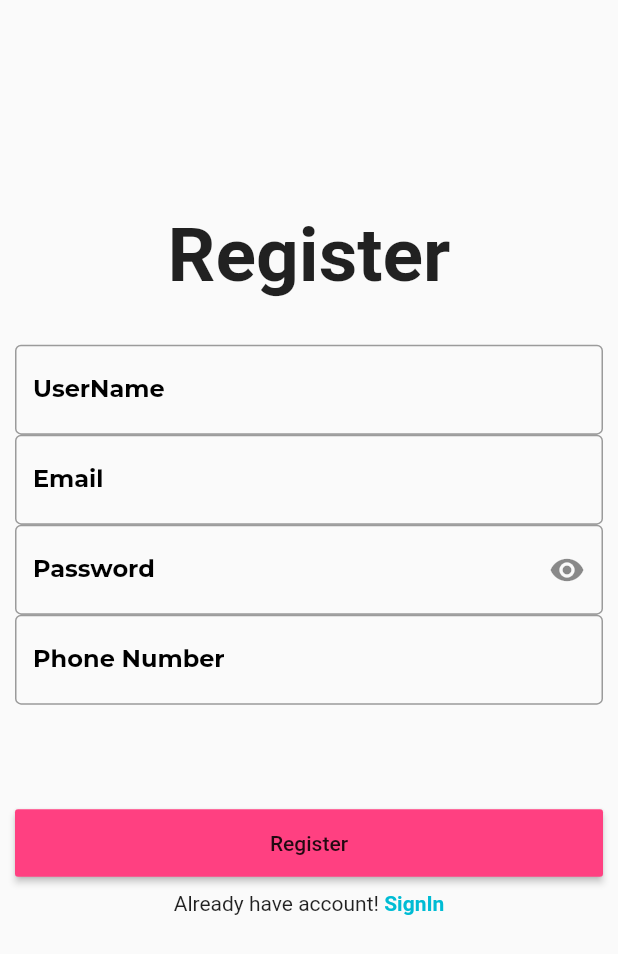
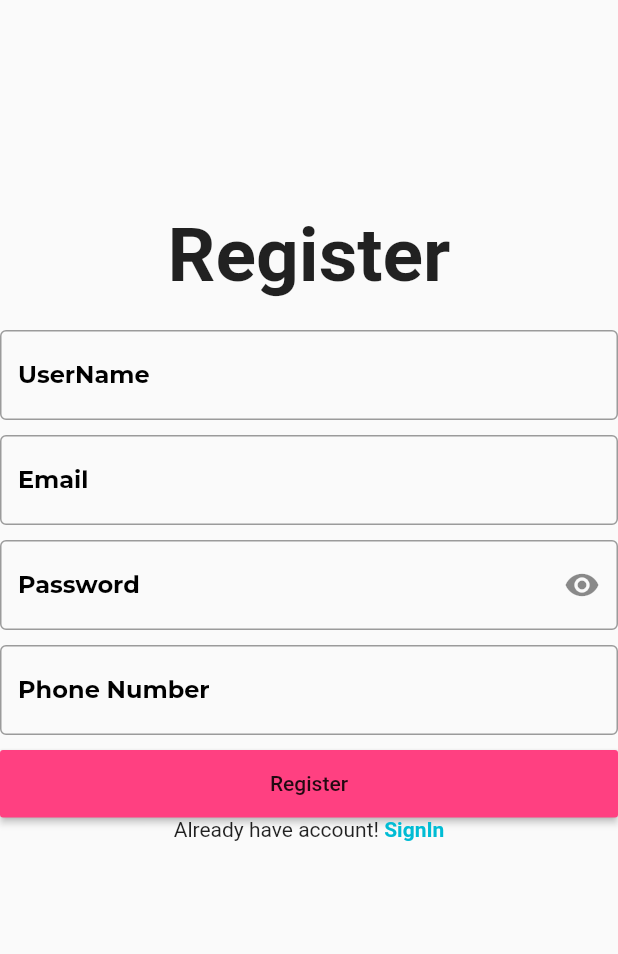
Before and after one commit to Pritom-Chaki/E_Commerce, a Flutter app: the SignUp screen opened directly, on a phone screen of 412 x 824 dp. Shown: the top 954 px of the screen. Run offline on Flutter 3.47's test engine with Material 2 defaults, Android fonts, the phone set to English and light mode, and no system bars; our stand-ins replace carousel_pro, cloud_firestore, firebase_auth, google_fonts; accounts and stored records are empty; network calls fail.

```diff
--- a/e_commerce_app/lib/screens/details_screen.dart
+++ b/e_commerce_app/lib/screens/details_screen.dart
@@ -51,7 +51,7 @@ class _DetailScreenState extends State<DetailScreen> {
                 // color: Colors.red,
                 image: DecorationImage(
                   fit: BoxFit.fill,
-                  image: AssetImage("assets/images/${widget.productImage}"),
+                  image: NetworkImage(widget.productImage),
                 ),
               ),
             ),
--- a/e_commerce_app/lib/screens/signup.dart
+++ b/e_commerce_app/lib/screens/signup.dart
@@ -43,11 +43,34 @@ void validation() async {
 }
 
 class _SignUpState extends State<SignUp> {
-  Widget _buildAllTextFormField() {
-    return Container(
-      height: 300,
+  @override
+  Widget build(BuildContext context) {
+    return Scaffold(
+      key: _scaffoldKey,
+      resizeToAvoidBottomInset: true,
+      body: Form(
+        key: _formKey,
+        child: Container(
           child: Column(
             children: <Widget>[
+              Container(
+                height: 200,
+                width: double.infinity,
+                // color: Colors.blue,
+                child: Column(
+                  mainAxisAlignment: MainAxisAlignment.end,
+                  children: <Widget>[
+                    Text(
+                      "Register",
+                      style:
+                          TextStyle(fontSize: 50, fontWeight: FontWeight.bold),
+                    ),
+                  ],
+                ),
+              ),
+              SizedBox(
+                height: 20,
+              ),
               NormalTextFormField(
                 hintText: "UserName",
                 obserText: false,
@@ -60,6 +83,7 @@ class _SignUpState extends State<SignUp> {
                   return "";
                 },
               ),
+              SizedBox(height: 10),
               NormalTextFormField(
                 hintText: "Email",
                 onChanged: (value) {
@@ -77,6 +101,7 @@ class _SignUpState extends State<SignUp> {
                   return "";
                 },
               ),
+              SizedBox(height: 10),
               PasswordTextField(
                 hintText: "Password",
                 onChanged: (value) {
@@ -99,6 +124,7 @@ class _SignUpState extends State<SignUp> {
                   return "";
                 },
               ),
+              SizedBox(height: 10),
               NormalTextFormField(
                 hintText: "Phone Number",
                 obserText: false,
@@ -111,20 +137,9 @@ class _SignUpState extends State<SignUp> {
                   return "";
                 },
               ),
-        ],
-      ),
-    );
-  }
-
-  Widget _buildBottomPart() {
-    return Container(
-      height: 400,
-      margin: EdgeInsets.symmetric(horizontal: 10),
-      width: double.infinity,
-      child: Column(
-        mainAxisAlignment: MainAxisAlignment.spaceEvenly,
-        children: <Widget>[
-          _buildAllTextFormField(),
+              //  _buildAllTextFormField(),
+              //_buildBottomPart(context),
+              SizedBox(height: 10),
               MyButton(
                   btnName: "Register",
                   onPressed: validation,
@@ -139,44 +154,6 @@ class _SignUpState extends State<SignUp> {
               ),
             ],
           ),
-    );
-  }
-
-  @override
-  Widget build(BuildContext context) {
-    return Scaffold(
-      key: _scaffoldKey,
-      resizeToAvoidBottomInset: true,
-      body: SingleChildScrollView(
-        child: SafeArea(
-          child: Form(
-            key: _formKey,
-            child: Container(
-              child: Column(
-                children: <Widget>[
-                  Container(
-                    height: 200,
-                    width: double.infinity,
-                    // color: Colors.blue,
-                    child: Column(
-                      mainAxisAlignment: MainAxisAlignment.end,
-                      children: <Widget>[
-                        Text(
-                          "Register",
-                          style: TextStyle(
-                              fontSize: 50, fontWeight: FontWeight.bold),
-                        ),
-                      ],
-                    ),
-                  ),
-                  SizedBox(
-                    height: 20,
-                  ),
-                  _buildBottomPart(),
-                ],
-              ),
-            ),
-          ),
         ),
       ),
     );
--- a/e_commerce_app/lib/screens/single_product.dart
+++ b/e_commerce_app/lib/screens/single_product.dart
@@ -36,7 +36,7 @@ class SingleProduct extends StatelessWidget {
                 decoration: BoxDecoration(
                   //  color: Colors.grey,
                   image: DecorationImage(
-                    image: AssetImage("assets/images/$productImage"),
+                    image: NetworkImage(productImage),
                   ),
                 ),
               ),
--- a/e_commerce_app/lib/widgets/drawer.dart
+++ b/e_commerce_app/lib/widgets/drawer.dart
@@ -1,3 +1,4 @@
+import 'package:firebase_auth/firebase_auth.dart';
 import 'package:flutter/material.dart';
 
 class NavDrawer extends StatefulWidget {
@@ -84,7 +85,9 @@ class _NavDrawerState extends State<NavDrawer> {
         title: Text("Contact Us"),
       ),
       ListTile(
-        onTap: () {},
+        onTap: () {
+          FirebaseAuth.instance.signOut();
+        },
         leading: Icon(Icons.exit_to_app),
         title: Text("Logout"),
       ),
```
Also changed, not shown: e_commerce_app/lib/main.dart (+6 -4 lines), e_commerce_app/lib/screens/home_page.dart (+72 -28 lines), e_commerce_app/lib/screens/list_product.dart (+15 -43 lines). Lines whose indentation alone changed are shown as unchanged.
